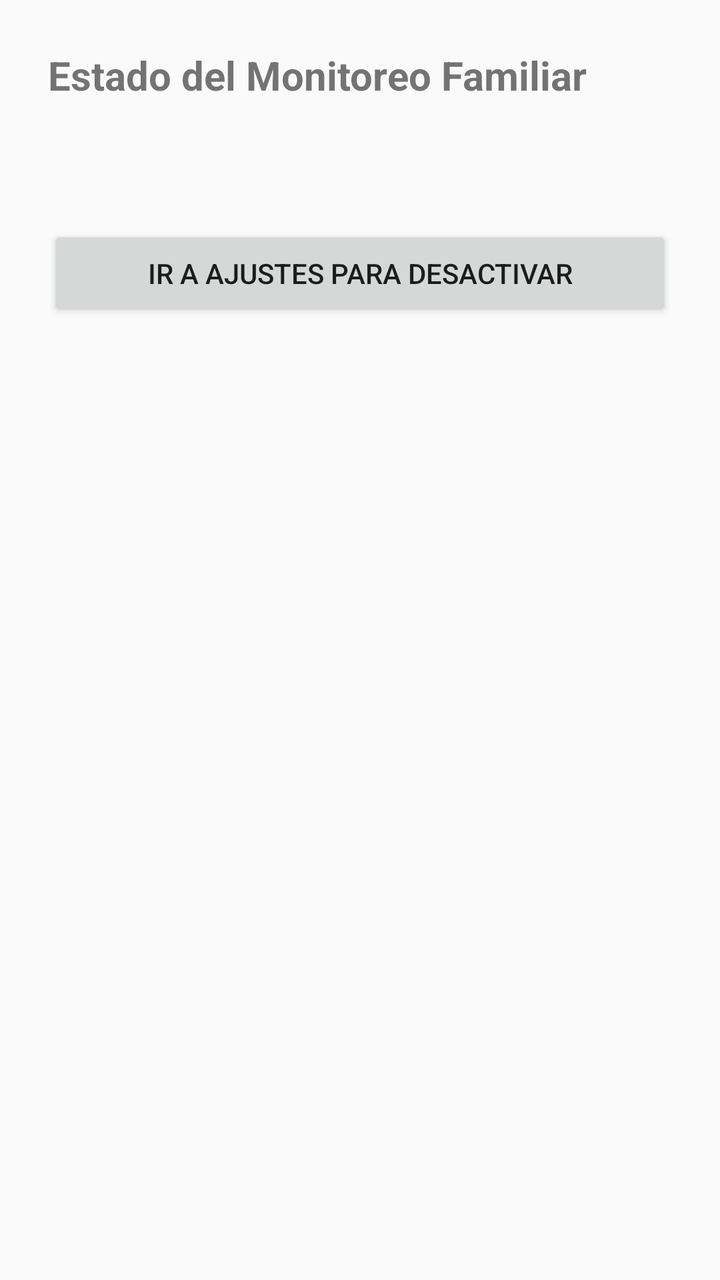
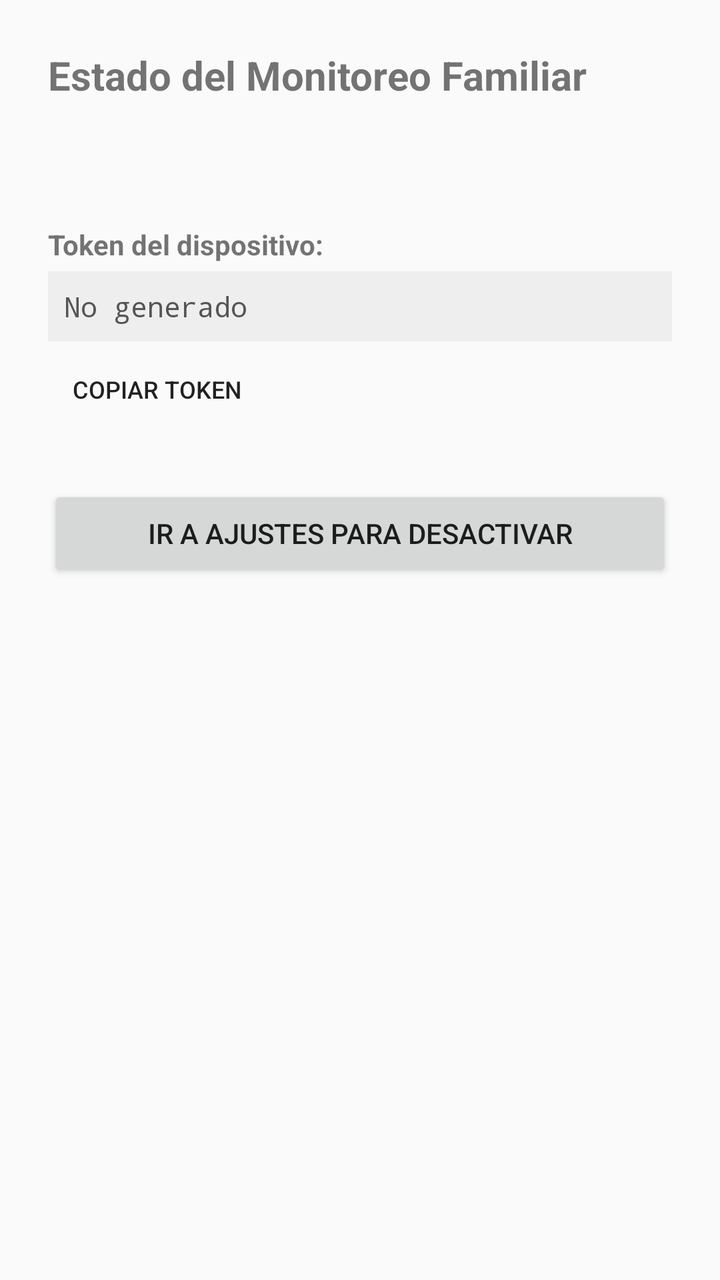

Screens rendered from an Android XML layout before and after an edit, with the pre-edit source and the edit as a unified diff.
<!-- AndroidManifest.xml: application theme Theme.FamiliaMonitor -->
<!-- res/layout/activity_status.xml -->
<?xml version="1.0" encoding="utf-8"?>
<LinearLayout xmlns:android="http://schemas.android.com/apk/res/android"
    android:orientation="vertical"
    android:layout_width="match_parent"
    android:layout_height="match_parent"
    android:padding="24dp">

    <TextView
        android:layout_width="wrap_content"
        android:layout_height="wrap_content"
        android:text="Estado del Monitoreo Familiar"
        android:textSize="20sp"
        android:textStyle="bold"
        android:layout_marginBottom="16dp" />

    <TextView
        android:id="@+id/tv_status"
        android:layout_width="match_parent"
        android:layout_height="wrap_content"
        android:textSize="16sp" />

    <Button
        android:id="@+id/btn_disable"
        android:layout_width="match_parent"
        android:layout_height="wrap_content"
        android:layout_marginTop="24dp"
        android:text="Ir a ajustes para desactivar" />

</LinearLayout>
<!-- resources referenced by this layout -->
<resources>
  <style name="Theme.FamiliaMonitor" parent="Theme.AppCompat.DayNight.NoActionBar" />
</resources>

<!-- the commit's change to res/layout/activity_status.xml (unified diff, before → after) -->
@@ -19,6 +19,33 @@
         android:layout_height="wrap_content"
         android:textSize="16sp" />
 
+    <TextView
+        android:layout_width="wrap_content"
+        android:layout_height="wrap_content"
+        android:text="Token del dispositivo:"
+        android:textStyle="bold"
+        android:layout_marginTop="24dp" />
+
+    <TextView
+        android:id="@+id/tv_token"
+        android:layout_width="match_parent"
+        android:layout_height="wrap_content"
+        android:textSize="14sp"
+        android:textColor="#555555"
+        android:padding="8dp"
+        android:background="#EEEEEE"
+        android:layout_marginTop="4dp"
+        android:fontFamily="monospace"
+        android:text="No generado" />
+
+    <Button
+        android:id="@+id/btn_copy"
+        android:layout_width="wrap_content"
+        android:layout_height="wrap_content"
+        style="?attr/borderlessButtonStyle"
+        android:text="Copiar Token"
+        android:textSize="12sp" />
+
     <Button
         android:id="@+id/btn_disable"
         android:layout_width="match_parent"
